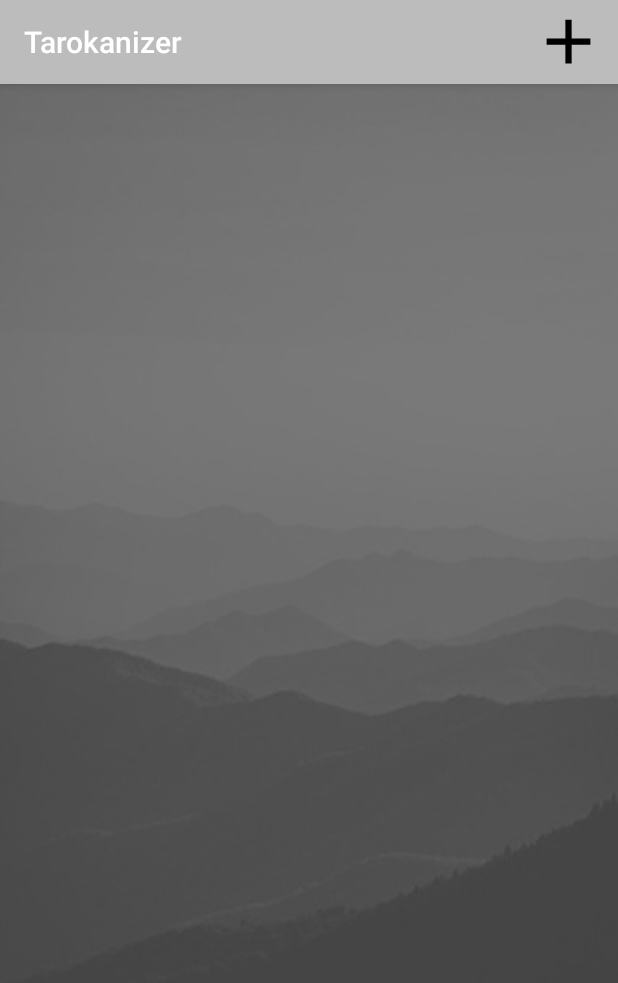
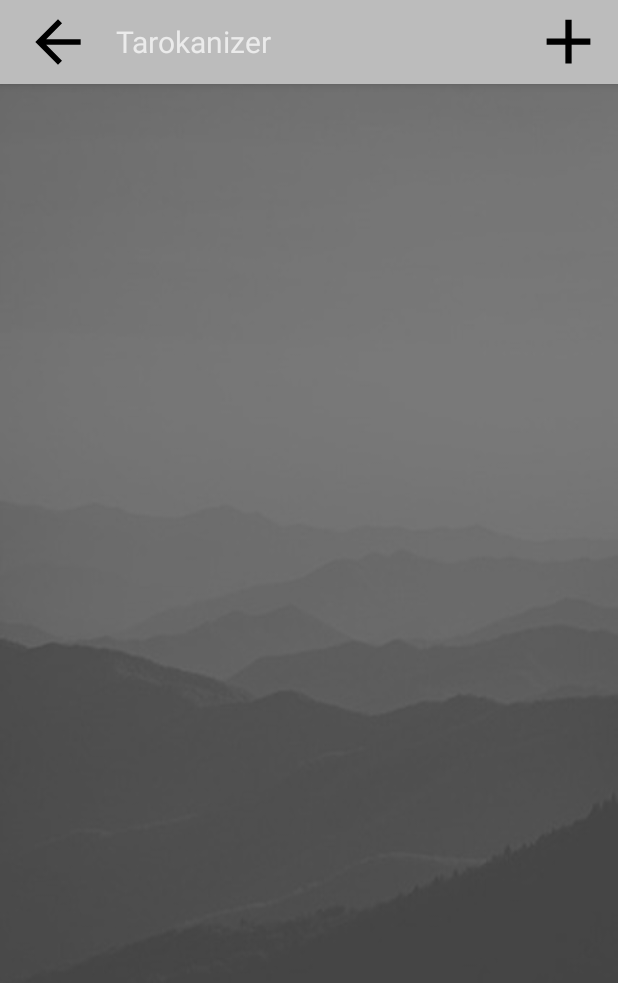
Before and after one commit to Kuglll/Tarokanizer, an Android app: the Scoreboard screen opened directly, with no data from a screen before it, on a phone screen of 412 x 824 dp. Shown: the top 983 px of the screen. Run offline under Robolectric (Android 15) with nearby library versions, the phone set to English and light mode, and no system bars; 9 statements that could not run were skipped.

Commit message:
Add back button to scoreboard

```diff
--- a/app/src/main/java/com/kusa/tarokanizer/MainActivity.kt
+++ b/app/src/main/java/com/kusa/tarokanizer/MainActivity.kt
@@ -69,7 +69,7 @@ class MainActivity : AppCompatActivity(), Dialog.DialogListener{
                 startActivity(SettingsActivity.startSettingsActivity(this@MainActivity))
             }
         })
-
+        backButton.visibility = View.GONE
     }
 
     fun loadCardViewList() {
--- a/app/src/main/java/com/kusa/tarokanizer/Scoreboard.java
+++ b/app/src/main/java/com/kusa/tarokanizer/Scoreboard.java
@@ -41,6 +41,7 @@ public class Scoreboard extends AppCompatActivity {
     private Toolbar toolbar;
     private Button buttonNew;
     private Button buttonSettings;
+    Button backButton;
 
     ArrayList<Player> players;
 
@@ -69,7 +70,6 @@ public class Scoreboard extends AppCompatActivity {
         super.onCreate(savedInstanceState);
         setContentView(R.layout.activity_scoreboard);
         toolbar = findViewById(R.id.toolbar);
-        setSupportActionBar(toolbar);
         settings = Settings.getInstance();
 
         initViews();
@@ -84,6 +84,10 @@ public class Scoreboard extends AppCompatActivity {
         linearLayoutScore = findViewById(R.id.score);
         linearLayoutSum = findViewById(R.id.sum);
 
+        TextView tv = findViewById(R.id.toolbarTitle);
+        tv.setText("Tarokanizer");
+
+        backButton = findViewById(R.id.backButton);
         buttonNew = findViewById(R.id.addButton);
         buttonSettings = findViewById(R.id.settingsButton);
         buttonSettings.setVisibility(View.GONE);
@@ -94,6 +98,12 @@ public class Scoreboard extends AppCompatActivity {
             @Override
             public void onClick(View view) {
                 displayWhatGameWasPlayed();
+            }
+        });
+        backButton.setOnClickListener(new View.OnClickListener() {
+            @Override
+            public void onClick(View view) {
+                onBackPressed();
             }
         });
     }
@@ -129,7 +139,7 @@ public class Scoreboard extends AppCompatActivity {
                             case 11:
                                 System.out.println(games[11] + "was selected");
                                 round.setIdGame(11);
-                                break; //TODO: implement barvni
+                                break; //TODO: implement barvni valat
                         }
                     }
                 });
--- /dev/null
+++ b/app/src/main/res/drawable/ic_back.xml
@@ -0,0 +1,9 @@
+<vector xmlns:android="http://schemas.android.com/apk/res/android"
+    android:width="24dp"
+    android:height="24dp"
+    android:viewportWidth="24.0"
+    android:viewportHeight="24.0">
+    <path
+        android:fillColor="#FF000000"
+        android:pathData="M20,11H7.83l5.59,-5.59L12,4l-8,8 8,8 1.41,-1.41L7.83,13H20v-2z"/>
+</vector>
--- a/app/src/main/res/layout/toolbar.xml
+++ b/app/src/main/res/layout/toolbar.xml
@@ -1,8 +1,9 @@
 <?xml version="1.0" encoding="utf-8"?>
-<androidx.appcompat.widget.Toolbar xmlns:android="http://schemas.android.com/apk/res/android"
+<androidx.appcompat.widget.Toolbar
+    xmlns:android="http://schemas.android.com/apk/res/android"
+    xmlns:app="http://schemas.android.com/apk/res-auto"
     android:layout_width="match_parent"
     android:layout_height="wrap_content"
-    xmlns:app="http://schemas.android.com/apk/res-auto"
     android:background="@color/colorPrimary"
     android:elevation="4dp"
     android:theme="@style/ThemeOverlay.AppCompat.Dark.ActionBar"
@@ -21,9 +22,22 @@
         android:id="@+id/settingsButton"
         android:layout_width="38dp"
         android:layout_height="38dp"
+        android:layout_gravity="end"
         android:layout_marginEnd="8dp"
         android:background="@drawable/ic_settings"
-        android:layout_gravity="end"
         />
 
+    <Button
+        android:id="@+id/backButton"
+        android:layout_width="45dp"
+        android:layout_height="45dp"
+        android:background="@drawable/ic_back"/>
+
+    <TextView
+        android:id="@+id/toolbarTitle"
+        android:layout_width="wrap_content"
+        android:layout_height="wrap_content"
+        android:layout_marginStart="32dp"
+        android:textSize="20sp"/>
+
 </androidx.appcompat.widget.Toolbar>
```
Also changed, not shown: app/src/main/java/com/kusa/tarokanizer/ScoreboardDefault.java (+11 -1 lines).
